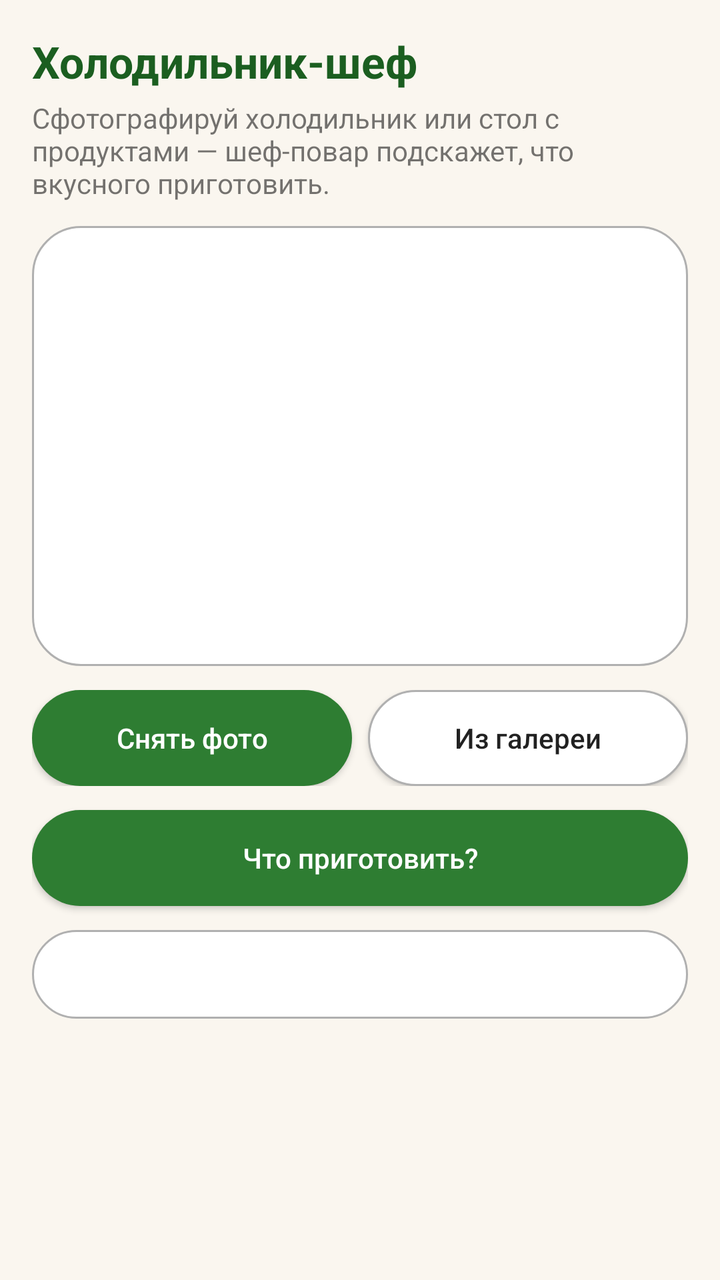
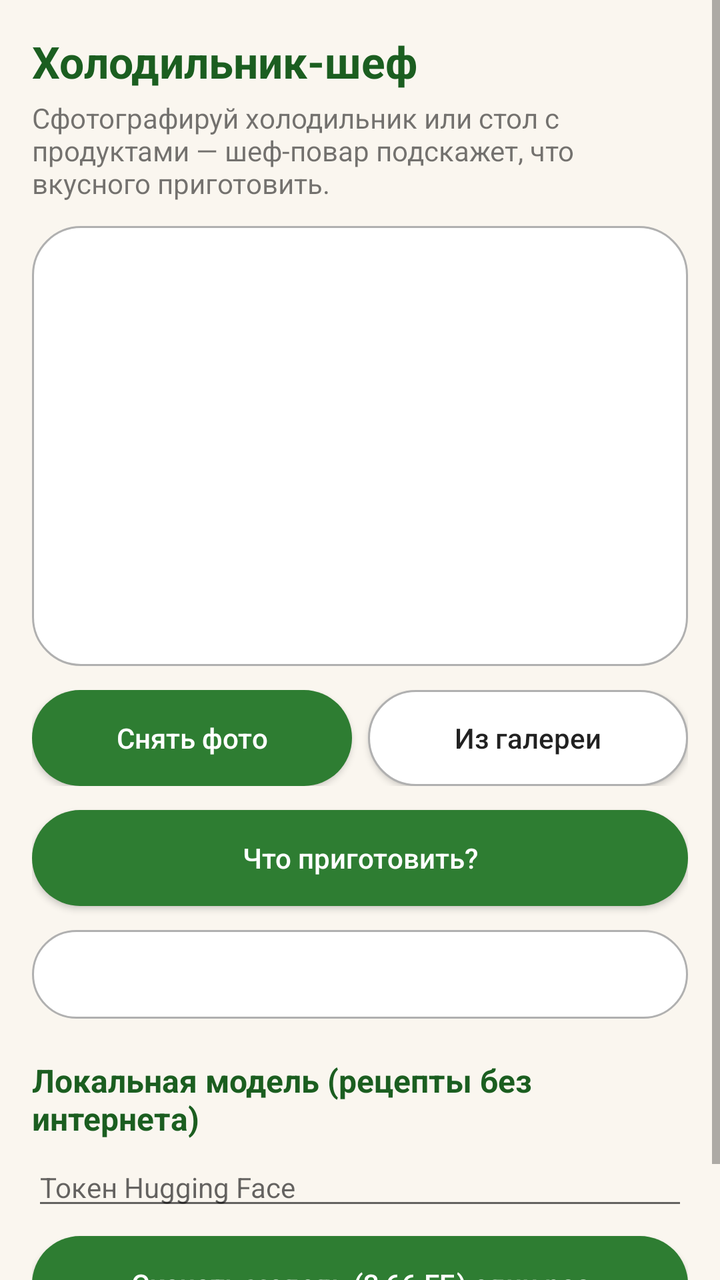

Compare the two renders of this Android layout. The source of the first and the diff that turns it into the second are given below.
<!-- AndroidManifest.xml: application theme AppTheme -->
<!-- res/layout/activity_main.xml -->
<?xml version="1.0" encoding="utf-8"?>
<ScrollView xmlns:android="http://schemas.android.com/apk/res/android"
    android:layout_width="match_parent"
    android:layout_height="match_parent">

    <LinearLayout
        android:layout_width="match_parent"
        android:layout_height="wrap_content"
        android:orientation="vertical"
        android:padding="16dp">

        <TextView
            android:layout_width="match_parent"
            android:layout_height="wrap_content"
            android:textSize="22sp"
            android:textStyle="bold"
            android:textColor="#1B5E20"
            android:text="@string/app_name" />

        <TextView
            android:id="@+id/tvHint"
            android:layout_width="match_parent"
            android:layout_height="wrap_content"
            android:layout_marginTop="4dp"
            android:text="Сфотографируй холодильник или стол с продуктами — шеф-повар подскажет, что вкусного приготовить."
            android:textSize="14sp" />

        <ImageView
            android:id="@+id/ivPreview"
            android:layout_width="match_parent"
            android:layout_height="220dp"
            android:layout_marginTop="12dp"
            android:scaleType="centerCrop"
            android:contentDescription="Фото продуктов"
            android:background="@drawable/btn_secondary" />

        <LinearLayout
            android:layout_width="match_parent"
            android:layout_height="wrap_content"
            android:layout_marginTop="12dp"
            android:orientation="horizontal">

            <Button
                android:id="@+id/btnCamera"
                android:layout_width="0dp"
                android:layout_height="wrap_content"
                android:layout_weight="1"
                android:text="Снять фото"
                android:background="@drawable/btn_primary"
                android:textColor="#FFFFFF"
                android:textAllCaps="false" />

            <Space
                android:layout_width="8dp"
                android:layout_height="1dp" />

            <Button
                android:id="@+id/btnGallery"
                android:layout_width="0dp"
                android:layout_height="wrap_content"
                android:layout_weight="1"
                android:text="Из галереи"
                android:background="@drawable/btn_secondary"
                android:textAllCaps="false" />
        </LinearLayout>

        <Button
            android:id="@+id/btnAsk"
            android:layout_width="match_parent"
            android:layout_height="wrap_content"
            android:layout_marginTop="12dp"
            android:text="Что приготовить?"
            android:textColor="#FFFFFF"
            android:textAllCaps="false"
            android:background="@drawable/btn_primary" />

        <ProgressBar
            android:id="@+id/progress"
            android:layout_width="wrap_content"
            android:layout_height="wrap_content"
            android:layout_gravity="center_horizontal"
            android:layout_marginTop="12dp"
            android:visibility="gone" />

        <TextView
            android:id="@+id/tvResult"
            android:layout_width="match_parent"
            android:layout_height="wrap_content"
            android:layout_marginTop="12dp"
            android:padding="12dp"
            android:textSize="15sp"
            android:lineSpacingExtra="3dp"
            android:background="@drawable/btn_secondary" />
    </LinearLayout>
</ScrollView>
<!-- resources referenced by this layout -->
<resources>
  <!-- drawable btn_primary (drawable) -->
  <?xml version="1.0" encoding="utf-8"?>
  <shape xmlns:android="http://schemas.android.com/apk/res/android"
      android:shape="rectangle">
      <corners android:radius="24dp" />
      <solid android:color="#2E7D32" />
  </shape>
  <!-- drawable btn_secondary (drawable) -->
  <?xml version="1.0" encoding="utf-8"?>
  <shape xmlns:android="http://schemas.android.com/apk/res/android"
      android:shape="rectangle">
      <corners android:radius="24dp" />
      <solid android:color="#FFFFFF" />
      <stroke android:width="1dp" android:color="#B0B0B0" />
  </shape>
  <string name="app_name">Холодильник-шеф</string>
  <style name="AppTheme" parent="android:Theme.Material.Light">
          <item name="android:colorPrimary">#2E7D32</item>
          <item name="android:colorPrimaryDark">#1B5E20</item>
          <item name="android:colorAccent">#FF8F00</item>
          <item name="android:windowBackground">#FAF6EF</item>
      </style>
</resources>

<!-- the commit's change to res/layout/activity_main.xml (unified diff, before → after) -->
@@ -91,5 +91,48 @@
             android:textSize="15sp"
             android:lineSpacingExtra="3dp"
             android:background="@drawable/btn_secondary" />
+
+        <TextView
+            android:layout_width="match_parent"
+            android:layout_height="wrap_content"
+            android:layout_marginTop="20dp"
+            android:text="Локальная модель (рецепты без интернета)"
+            android:textSize="16sp"
+            android:textStyle="bold"
+            android:textColor="#1B5E20" />
+
+        <EditText
+            android:id="@+id/etToken"
+            android:layout_width="match_parent"
+            android:layout_height="wrap_content"
+            android:layout_marginTop="4dp"
+            android:hint="Токен Hugging Face"
+            android:inputType="textVisiblePassword"
+            android:textSize="14sp" />
+
+        <Button
+            android:id="@+id/btnDownload"
+            android:layout_width="match_parent"
+            android:layout_height="wrap_content"
+            android:layout_marginTop="8dp"
+            android:text="Скачать модель (3,66 ГБ) один раз"
+            android:textColor="#FFFFFF"
+            android:textAllCaps="false"
+            android:background="@drawable/btn_primary" />
+
+        <ProgressBar
+            android:id="@+id/pbModel"
+            android:layout_width="match_parent"
+            android:layout_height="wrap_content"
+            android:layout_marginTop="8dp"
+            android:visibility="gone"
+            style="?android:attr/progressBarStyleHorizontal" />
+
+        <TextView
+            android:id="@+id/tvModelStatus"
+            android:layout_width="match_parent"
+            android:layout_height="wrap_content"
+            android:layout_marginTop="4dp"
+            android:textSize="13sp" />
     </LinearLayout>
 </ScrollView>
